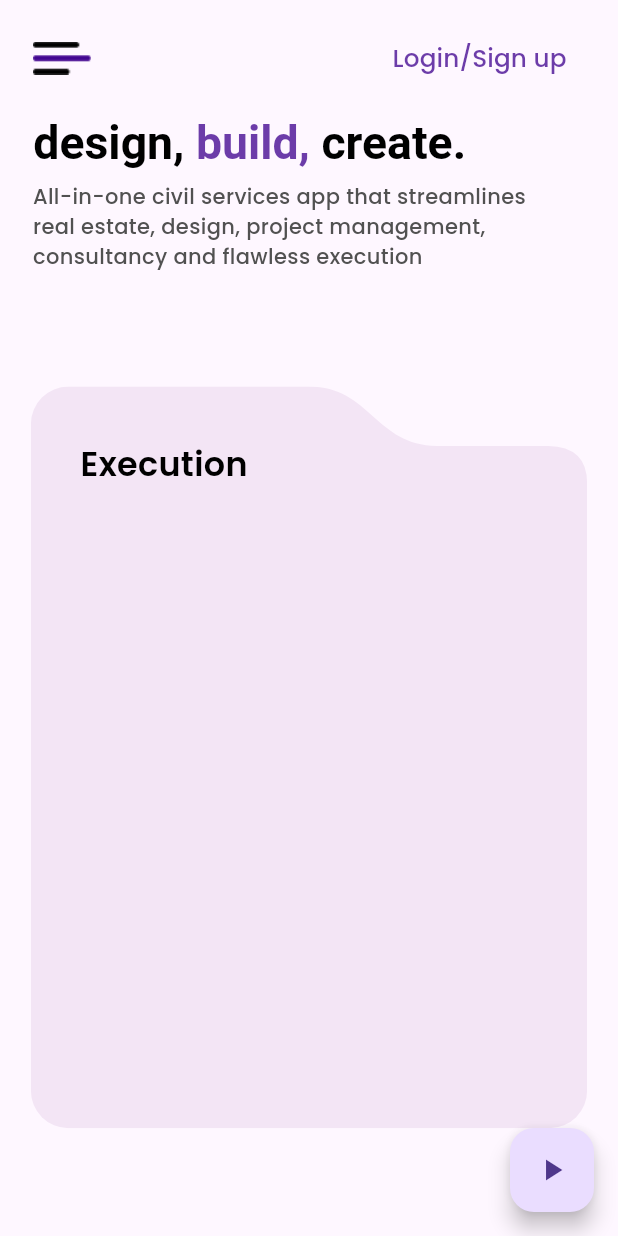
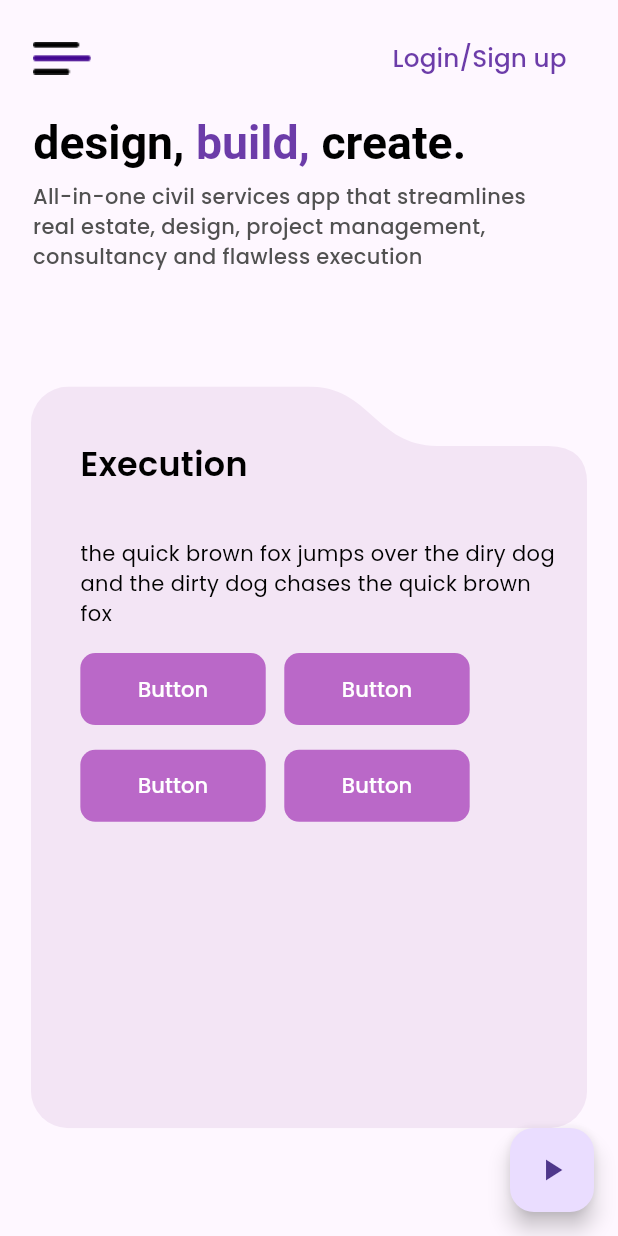
Before and after one commit to HariRags/MYCE, a Flutter app: the screen it shows after launch, on a phone screen of 412 x 824 dp. Run offline on Flutter 3.47's test engine with Material 3 defaults, Android fonts, the light colour scheme and no system bars.

Commit message:
general folder widget made

```diff
--- a/lib/pages/homepage.dart
+++ b/lib/pages/homepage.dart
@@ -84,7 +84,38 @@ class _HomePageState extends State<HomePage> {
                                   style: TextStyle(color: Colors.black, fontSize: Responsive.height(2.7, context), fontWeight: FontWeight.w600),
                                 ),
                               ),
-                            ],
+                              SizedBox(height: Responsive.height(4.1, context),),
+                              Container(
+                                padding: EdgeInsets.only(left: Responsive.width(8, context),right: Responsive.width(4, context) ),
+                                child: Text('the quick brown fox jumps over the diry dog and the dirty dog chases the quick brown fox',softWrap: true, style: TextStyle(color: Colors.black, fontSize: Responsive.height(1.7, context), ),)),
+                              SizedBox(height: Responsive.height(2, context),),
+                              Container(
+                                padding: EdgeInsets.only(left: Responsive.width(8, context),right: Responsive.width(4, context) )
+                                ,child: Wrap(
+                                  spacing: Responsive.width(3, context),
+                                  runSpacing: Responsive.height(2, context),
+                                  children: List<Widget>.generate(4,(index)  {
+                                        return Container(
+                                          width: Responsive.width(30, context),
+                                          decoration: BoxDecoration(borderRadius: BorderRadius.circular(10),color: Colors.purple.shade300),
+                                          child: Center(child: TextButton(child: Text('Button', style: TextStyle(color: Colors.white)),onPressed: (){},)),
+
+                                        );
+                                      }),
+
+                                ),
+                              )
+                              // GridView.count(crossAxisCount: 2,
+                              // children: List.generate(4, (index) {
+                              //   return Container(
+                              //     decoration: BoxDecoration(borderRadius: BorderRadius.circular(10),color: Colors.purple.shade300) ,
+                              //     child:const Center(child: Text('Text', style: TextStyle(color: Colors.white),),)
+                              //   );
+
+                              // })
+                              // )
+                              ],
+
                           ),
                         ),
                       ),
```
